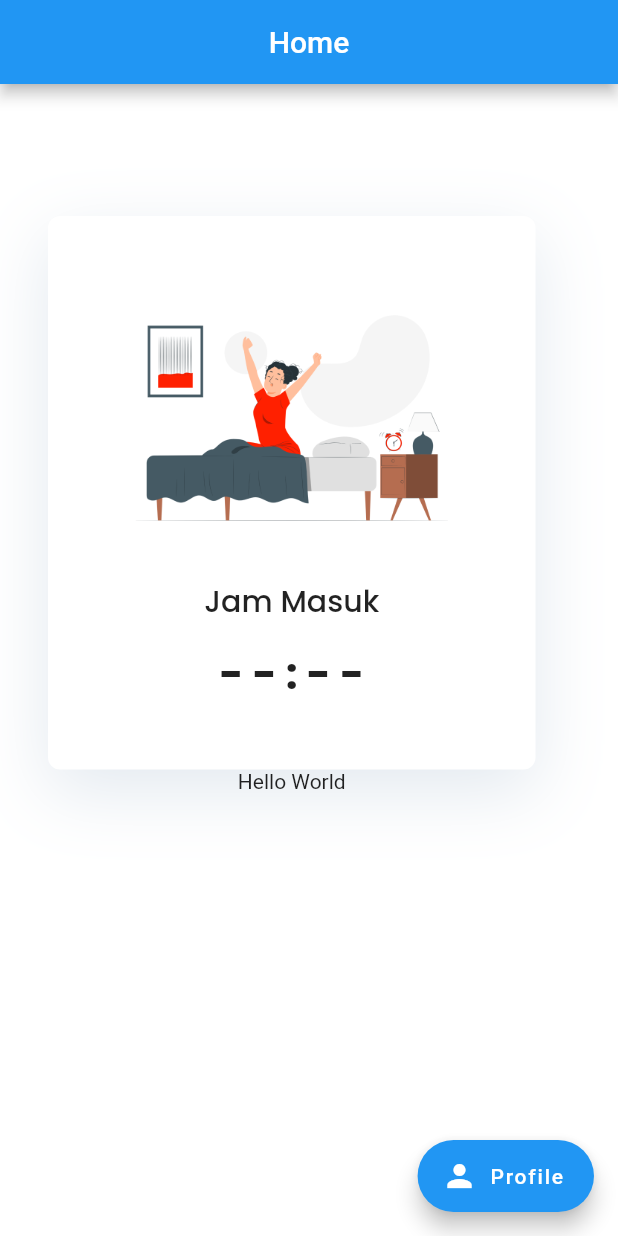
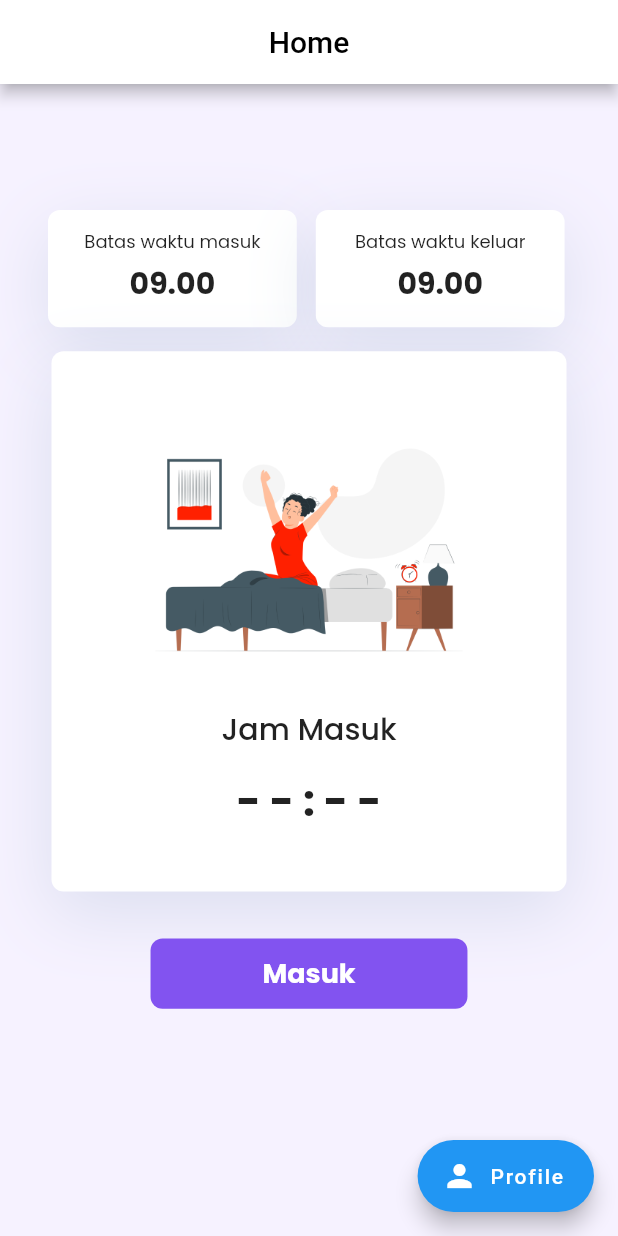
Before and after one commit to MikaSRahwono/Presensi-Kab-Pidie, a Flutter app: the screen it shows after launch, on a phone screen of 412 x 824 dp. Run offline on Flutter 3.47's test engine with Material 2 defaults, Android fonts, the phone set to English and light mode, and no system bars; our stand-ins replace auto_size_text, flutter_screenutil, google_fonts.

Commit message:
[Feat] Add absensi page

```diff
--- a/lib/features/home/presentation/page/_pages.dart
+++ b/lib/features/home/presentation/page/_pages.dart
@@ -1,4 +1,6 @@
 import 'package:flutter/material.dart';
+import 'package:flutter_screenutil/flutter_screenutil.dart';
+import 'package:presensi_mobileapp/widgets/_widgets.dart';
 
 import '../../../profile/presentation/profile.dart';
 
--- a/lib/features/home/presentation/page/home.dart
+++ b/lib/features/home/presentation/page/home.dart
@@ -1,7 +1,4 @@
 part of '_pages.dart';
-
-// import '../../authentication/presentation/pages/_pages.dart';
-
 
 class HomePage extends StatefulWidget {
   const HomePage({Key? key}) : super(key: key);
@@ -18,17 +15,105 @@ class _HomePageState extends State<HomePage> {
       extendBody: true,
       appBar: AppBar(
         centerTitle: true,
-        title: Text("Home"),
+        title: Text("Home", style: TextStyle(color: Colors.black)),
+        backgroundColor: Colors.white,
       ),
-      backgroundColor: Colors.white,
+      backgroundColor: Color.fromRGBO(246, 242, 255, 1),
       body: SingleChildScrollView(
         child: Column(
           children: [
             Padding(
-              padding: const EdgeInsets.only(top: 88.0, left: 32, right: 32),
+            padding: const EdgeInsets.only(top: 84.0, left: 32, right: 32),
+            child: Row(
+              children: [
+                Container(
+                  width: 157.w,
+                  height: 80.h,
+                  decoration: BoxDecoration(
+                      color: Colors.white,
+                      borderRadius: BorderRadius
+                          .circular(8),
+                      boxShadow: [
+                        BoxShadow(
+                          color: Color.fromRGBO(112, 144, 176, 0.2),
+                          blurRadius: 40,
+                          offset: Offset(0, 14),
+                        ),
+                      ]
+                  ),
+                  child: Column(
+                    crossAxisAlignment: CrossAxisAlignment.center,
+                    mainAxisAlignment: MainAxisAlignment.start,
+                    children: [
+                      Padding(
+                        padding: const EdgeInsets.only(top: 12.0),
+                        child: Text("Batas waktu masuk", style: TextStyle(
+                          fontSize: 12,
+                          fontFamily: 'Poppins',
+                          fontWeight: FontWeight.w400,
+                        ),),
+                      ),
+                      Padding(
+                        padding: const EdgeInsets.only(top:4.0,),
+                        child: Text("09.00", style: TextStyle(
+                          fontSize: 20,
+                          fontFamily: 'Poppins',
+                          fontWeight: FontWeight.w700,
+                        ),),
+                      ),
+                    ],
+                  )
+                  ,
+                ),
+                SizedBox(width: 12.w,),
+                Container(
+                  width: 157.w,
+                  height: 80.h,
+                  decoration: BoxDecoration(
+                      color: Colors.white,
+                      borderRadius: BorderRadius
+                          .circular(8),
+                      boxShadow: [
+                        BoxShadow(
+                          color: Color.fromRGBO(112, 144, 176, 0.2),
+                          blurRadius: 40,
+                          offset: Offset(0, 14),
+                        ),
+                      ]
+                  ),
+                  child: Column(
+                    crossAxisAlignment: CrossAxisAlignment.center,
+                    mainAxisAlignment: MainAxisAlignment.start,
+                    children: [
+                      Padding(
+                        padding: const EdgeInsets.only(top: 12.0),
+                        child: Text("Batas waktu keluar", style: TextStyle(
+                          fontSize: 12,
+                          fontFamily: 'Poppins',
+                          fontWeight: FontWeight.w400,
+                        ),),
+                      ),
+                      Padding(
+                        padding: const EdgeInsets.only(top:4.0,),
+                        child: Text("09.00", style: TextStyle(
+                          fontSize: 20,
+                          fontFamily: 'Poppins',
+                          fontWeight: FontWeight.w700,
+                        ),),
+                      ),
+                    ],
+                  )
+                  ,
+                ),
+              ],
+            ),
+          ),
+
+            Padding(
+              padding: const EdgeInsets.only(top: 16.0, left: 32, right: 32),
               child: Container(
-                width: 325,
-                height: 369,
+                width: 325.w,
+                height: 369.h,
                 decoration: BoxDecoration(
                   color: Colors.white,
                   borderRadius: BorderRadius
@@ -46,12 +131,12 @@ class _HomePageState extends State<HomePage> {
                     Padding(
                       padding: const EdgeInsets.only(top: 40.0, left: 48, right: 48, ),
                       child: Container(
-                        width: 231,
-                        height: 178,
+                        width: 231.w,
+                        height: 178.h,
                         child: Image.asset("resources/images/png/$icon.png", fit:BoxFit.contain ,),
                       ),
                     ),
-                    SizedBox(height: 24,),
+                    SizedBox(height: 24.h,),
                     Text("Jam Masuk", style: TextStyle(
                       fontSize: 20,
                       fontFamily: 'Poppins',
@@ -62,15 +147,41 @@ class _HomePageState extends State<HomePage> {
                       fontSize: 28,
                       fontFamily: 'Poppins',
                       fontWeight: FontWeight.w600,
-                    ),),
-
-
+                    ),
+                    ),
 
                   ],
                 ),
               ),
             ),
-            Text("Hello World")
+            SizedBox(height: 32.h,),
+            Center(
+              child: InkWell(
+                onTap: () => {
+                print('masuk')
+                },
+                child: Container(
+                  width: 200.w,
+                  height: 48.h,
+                  decoration: BoxDecoration(
+                    color: Color.fromRGBO(130, 83, 240, 1) ,
+                    borderRadius: BorderRadius.circular(8),
+                  ),
+                  child: Padding(
+                    padding: const EdgeInsets.only(top: 8.0, bottom: 8.0,),
+                    child: Center(
+                      child: HelperBigText(
+                        text: "Masuk",
+                        color: Colors.white,
+                        maxLines: 1,
+                        size: 18,
+                        fontWeight: FontWeight.w700,
+                      ),
+                    ),
+                  ),
+                ),
+              ),
+            ),
           ],
         ),
       ),
@@ -78,8 +189,7 @@ class _HomePageState extends State<HomePage> {
         onPressed: (){
           Navigator.push(context, MaterialPageRoute(builder: (BuildContext context) => ProfilePage()));
         },
-        label: Text("Profile"), icon: Icon(Icons.person
-      ),
+        label: Text("Profile"), icon: Icon(Icons.person),
       ),
       floatingActionButtonLocation: FloatingActionButtonLocation.endFloat,
     );
--- a/lib/main.dart
+++ b/lib/main.dart
@@ -1,8 +1,10 @@
 import 'package:flutter/material.dart';
+import 'package:flutter_screenutil/flutter_screenutil.dart';
 import 'package:presensi_mobileapp/main_page.dart';
 
 void main() {
   runApp(const MyApp());
+
 }
 
 class MyApp extends StatelessWidget {
@@ -11,13 +13,16 @@ class MyApp extends StatelessWidget {
   // This widget is the root of your application.
   @override
   Widget build(BuildContext context) {
-    return MaterialApp(
-      debugShowCheckedModeBanner: false,
-      title: 'Presensi',
-      theme: ThemeData(
-        primarySwatch: Colors.blue,
+    return ScreenUtilInit(
+      builder:(context, child) => MaterialApp(
+        debugShowCheckedModeBanner: false,
+        title: 'Presensi',
+        theme: ThemeData(
+          primarySwatch: Colors.blue,
+        ),
+        home: const MainPage(startIndex: 0),
       ),
-      home: const MainPage(startIndex: 0),
+      designSize: const Size(390, 844),
     );
   }
 }
```
Also changed, not shown: pubspec.lock.
